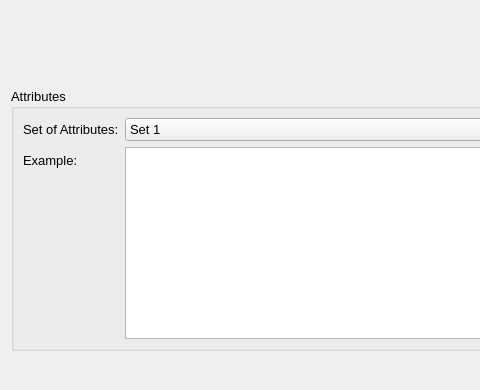
First picture: the form in project/app/ui/new_element.ui, repository LMaiorano/Link-Budget-Toolbox, before the edit; both pictures show x 0 to 480 and y 132 to 522 of the 710 by 522 pixel window.
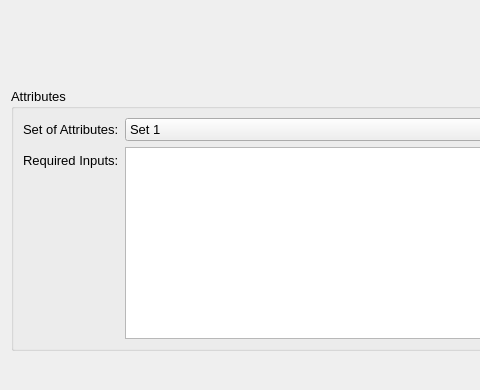
Second picture: the form after the edit.

```diff
--- a/project/app/ui/new_element.ui
+++ b/project/app/ui/new_element.ui
@@ -207,7 +207,7 @@
          <bool>true</bool>
         </property>
         <property name="text">
-         <string>Example:</string>
+         <string>Required Inputs:</string>
         </property>
        </widget>
       </item>
```
